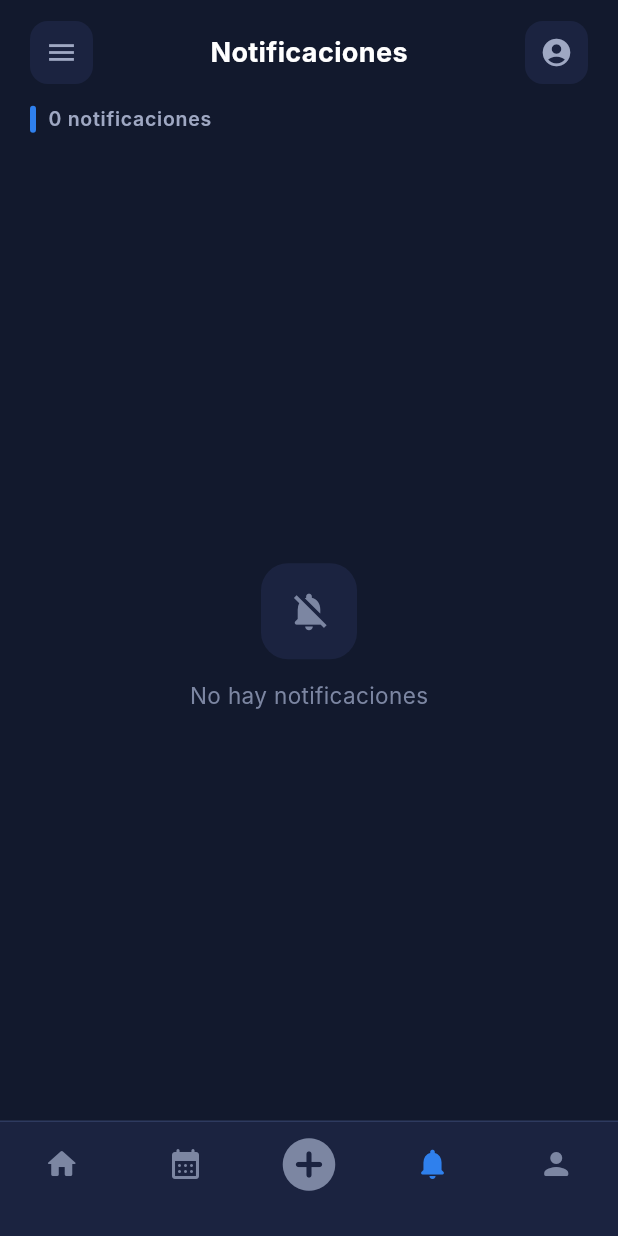
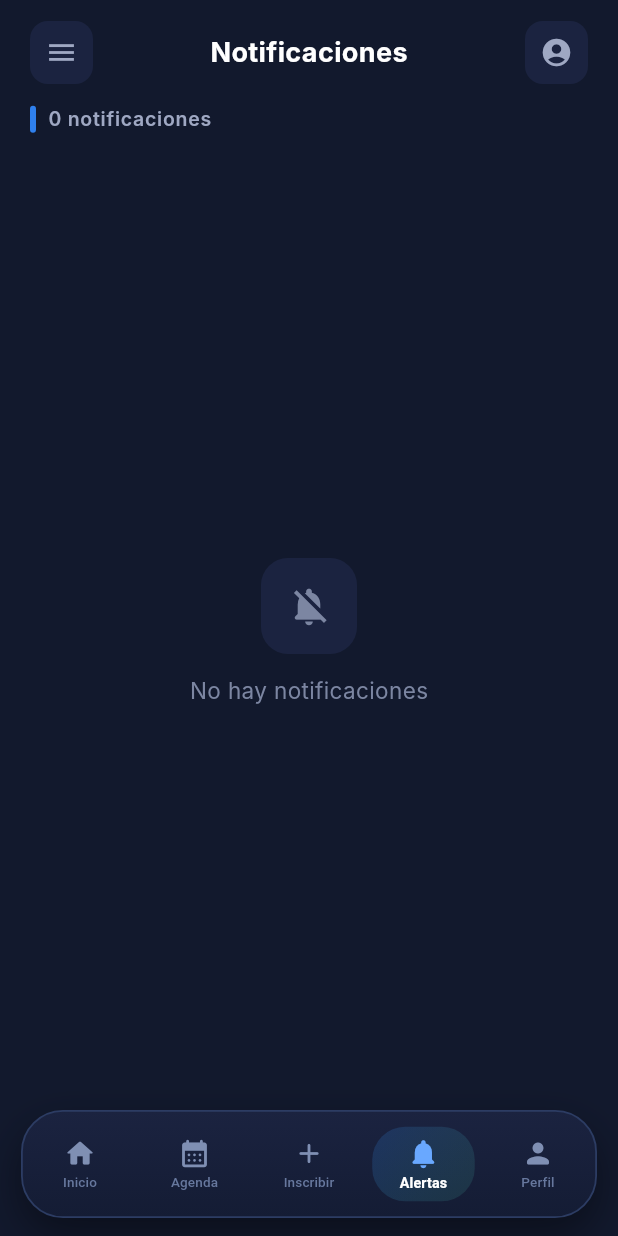
Before and after one commit to estebanpinedar/Athletix-App, a Flutter app: the NotificacionesUsuario screen opened directly with empty values, on a phone screen of 412 x 824 dp. Run offline on Flutter 3.47's test engine with Material 3 defaults, Android fonts, the phone set to English and light mode, and no system bars; our stand-ins replace table_calendar; network calls fail; Roboto replaces fonts that are missing (Inter).

Commit message:
cambio texto

```diff
--- a/ade_deportiva/lib/pantallas/NotificacionesUsuario.dart
+++ b/ade_deportiva/lib/pantallas/NotificacionesUsuario.dart
@@ -2,6 +2,7 @@ import 'package:flutter/material.dart';
 import 'package:http/http.dart' as http;
 import 'dart:convert';
 import 'screens.dart';
+import '../widgets/curved_bottom_nav_bar.dart';
 
 class NotificacionesUsuario extends StatefulWidget {
   final int idUsuario;
@@ -445,44 +446,10 @@ class _NotificacionesUsuarioState extends State<NotificacionesUsuario> {
       ),
 
       /// BOTTOM NAV
-      bottomNavigationBar: Container(
-        decoration: const BoxDecoration(
-          color: Color(0xFF1B2340),
-          border: Border(
-            top: BorderSide(color: Color(0xFF2E3A5F), width: 1),
-          ),
-        ),
-        child: BottomNavigationBar(
-          currentIndex: _currentIndex,
-          selectedItemColor: const Color(0xFF2F80ED),
-          unselectedItemColor: const Color(0xFF7C86A2),
-          backgroundColor: Colors.transparent,
-          type: BottomNavigationBarType.fixed,
-          elevation: 0,
-          onTap: _onItemTapped,
-          items: const [
-            BottomNavigationBarItem(
-              icon: Icon(Icons.home_rounded),
-              label: "",
-            ),
-            BottomNavigationBarItem(
-              icon: Icon(Icons.calendar_month_rounded),
-              label: "",
-            ),
-            BottomNavigationBarItem(
-              icon: Icon(Icons.add_circle_rounded, size: 42),
-              label: "",
-            ),
-            BottomNavigationBarItem(
-              icon: Icon(Icons.notifications_rounded),
-              label: "",
-            ),
-            BottomNavigationBarItem(
-              icon: Icon(Icons.person_rounded),
-              label: "",
-            ),
-          ],
-        ),
+      bottomNavigationBar: CurvedBottomNavBar(
+        currentIndex: _currentIndex,
+        onTap: _onItemTapped,
+        rol: widget.rol,
       ),
     );
   }
--- /dev/null
+++ b/ade_deportiva/lib/widgets/curved_bottom_nav_bar.dart
@@ -0,0 +1,155 @@
+import 'package:flutter/material.dart';
+
+class CurvedBottomNavBar extends StatelessWidget {
+  final int currentIndex;
+  final ValueChanged<int> onTap;
+  final String rol;
+
+  const CurvedBottomNavBar({
+    super.key,
+    required this.currentIndex,
+    required this.onTap,
+    required this.rol,
+  });
+
+  @override
+  Widget build(BuildContext context) {
+    final items = <_NavItem>[
+      const _NavItem(
+        index: 0,
+        icon: Icons.home_rounded,
+        label: 'Inicio',
+      ),
+      const _NavItem(
+        index: 1,
+        icon: Icons.calendar_month_rounded,
+        label: 'Agenda',
+      ),
+      _NavItem(
+        index: 2,
+        icon: rol == 'entrenador' ? Icons.place_rounded : Icons.add_rounded,
+        label: rol == 'entrenador' ? 'Espacios' : 'Inscribir',
+      ),
+      const _NavItem(
+        index: 3,
+        icon: Icons.notifications_rounded,
+        label: 'Alertas',
+      ),
+      const _NavItem(
+        index: 4,
+        icon: Icons.person_rounded,
+        label: 'Perfil',
+      ),
+    ];
+
+    return SafeArea(
+      top: false,
+      child: Padding(
+        padding: const EdgeInsets.fromLTRB(14, 0, 14, 12),
+        child: Container(
+          height: 72,
+          decoration: BoxDecoration(
+            borderRadius: BorderRadius.circular(28),
+            gradient: const LinearGradient(
+              colors: [Color(0xFF1B2340), Color(0xFF141C34)],
+              begin: Alignment.topCenter,
+              end: Alignment.bottomCenter,
+            ),
+            border: Border.all(color: const Color(0xFF2C3C63), width: 1.2),
+            boxShadow: [
+              BoxShadow(
+                color: Colors.black.withOpacity(0.4),
+                blurRadius: 24,
+                offset: const Offset(0, 12),
+              ),
+            ],
+          ),
+          child: Row(
+            children: items
+                .map((item) => Expanded(child: _buildNavItem(item)))
+                .toList(),
+          ),
+        ),
+      ),
+    );
+  }
+
+  Widget _buildNavItem(_NavItem item) {
+    final isSelected = currentIndex == item.index;
+
+    return InkWell(
+      borderRadius: BorderRadius.circular(24),
+      onTap: () => onTap(item.index),
+      child: Padding(
+        padding: const EdgeInsets.symmetric(vertical: 6),
+        child: AnimatedContainer(
+          duration: const Duration(milliseconds: 280),
+          curve: Curves.easeOutCubic,
+          margin: const EdgeInsets.symmetric(horizontal: 4, vertical: 4),
+          padding: EdgeInsets.symmetric(
+            horizontal: isSelected ? 4 : 0,
+            vertical: 4,
+          ),
+          decoration: BoxDecoration(
+            borderRadius: BorderRadius.circular(22),
+            gradient: isSelected
+                ? const LinearGradient(
+                    colors: [Color(0x332F80ED), Color(0x224CC9A6)],
+                    begin: Alignment.topLeft,
+                    end: Alignment.bottomRight,
+                  )
+                : null,
+          ),
+          child: Column(
+            mainAxisAlignment: MainAxisAlignment.center,
+            children: [
+              AnimatedScale(
+                duration: const Duration(milliseconds: 240),
+                scale: isSelected ? 1.04 : 1,
+                curve: Curves.easeOutBack,
+                child: Icon(
+                  item.icon,
+                  color: isSelected
+                      ? const Color(0xFF69A8FF)
+                      : const Color(0xFF7F8FB3),
+                  size: 22,
+                ),
+              ),
+              const SizedBox(height: 3),
+              AnimatedDefaultTextStyle(
+                duration: const Duration(milliseconds: 220),
+                curve: Curves.easeOut,
+                style: TextStyle(
+                  color: isSelected
+                      ? Colors.white
+                      : const Color(0xFF67789E),
+                  fontSize: isSelected ? 9.5 : 9,
+                  fontWeight: isSelected ? FontWeight.w700 : FontWeight.w500,
+                  letterSpacing: 0.1,
+                ),
+                child: Text(
+                  item.label,
+                  maxLines: 1,
+                  overflow: TextOverflow.ellipsis,
+                  textAlign: TextAlign.center,
+                ),
+              ),
+            ],
+          ),
+        ),
+      ),
+    );
+  }
+}
+
+class _NavItem {
+  final int index;
+  final IconData icon;
+  final String label;
+
+  const _NavItem({
+    required this.index,
+    required this.icon,
+    required this.label,
+  });
+}
```
Also changed, not shown: ade_deportiva/lib/pantallas/calendario_usuario.dart (+7 -33 lines), ade_deportiva/lib/pantallas/inicio_usuario.dart (+60 -84 lines), ade_deportiva/lib/pantallas/perfil_usuario.dart (+7 -24 lines).
